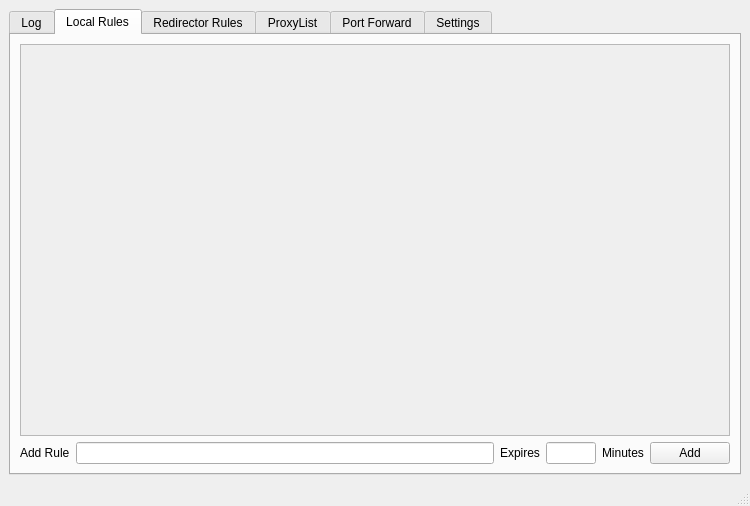
Above: fwlite_gui/mainwindow.ui from v3aqb/fwlite-gui before the change. Below: the same form after it.
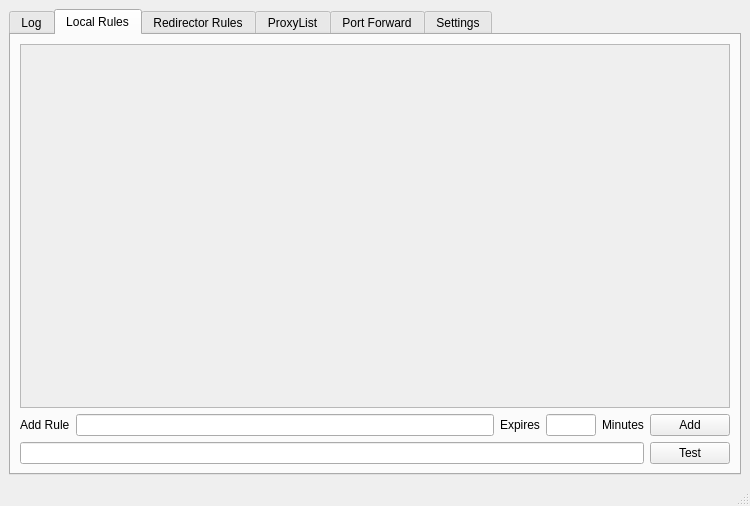
That is the form after the change. The open tabs and pages were chosen to show the change.

What changed in the file:
```diff
--- a/fwlite_gui/mainwindow.ui
+++ b/fwlite_gui/mainwindow.ui
@@ -65,7 +65,7 @@
              <x>0</x>
              <y>0</y>
              <width>706</width>
-             <height>384</height>
+             <height>353</height>
             </rect>
            </property>
            <layout class="QVBoxLayout" name="verticalLayout_5">
@@ -151,6 +151,20 @@
           </item>
          </layout>
         </item>
+        <item>
+         <layout class="QHBoxLayout" name="horizontalLayout_3">
+          <item>
+           <widget class="QLineEdit" name="uriEdit"/>
+          </item>
+          <item>
+           <widget class="QPushButton" name="isgfwedTestButton">
+            <property name="text">
+             <string>Test</string>
+            </property>
+           </widget>
+          </item>
+         </layout>
+        </item>
        </layout>
       </widget>
       <widget class="QWidget" name="tab_3">
```
Left out of the diff: 6 changed lines with no effect on the pictures.
